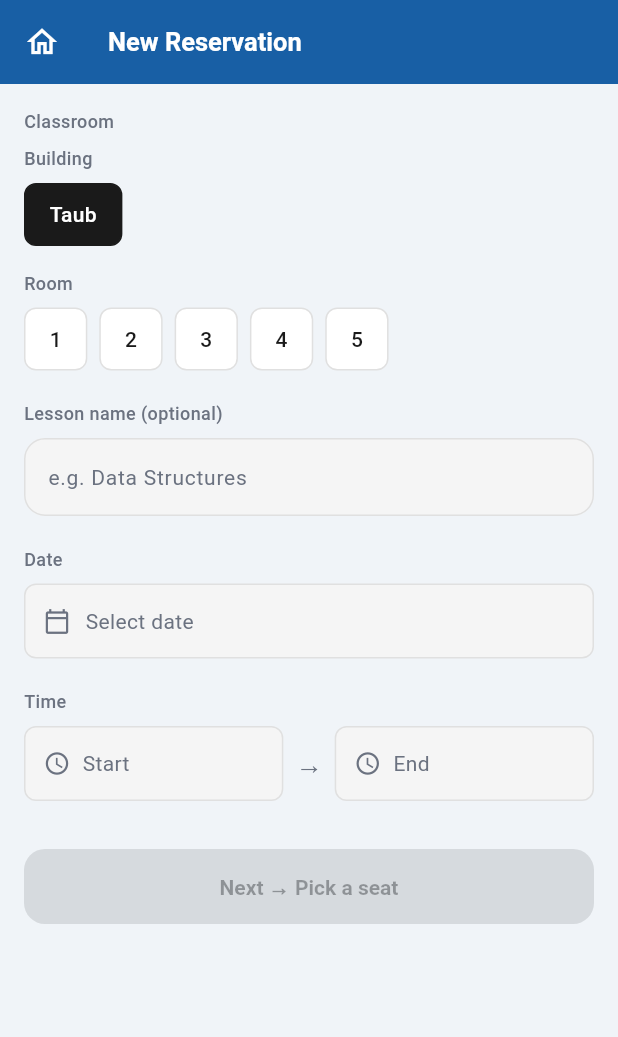
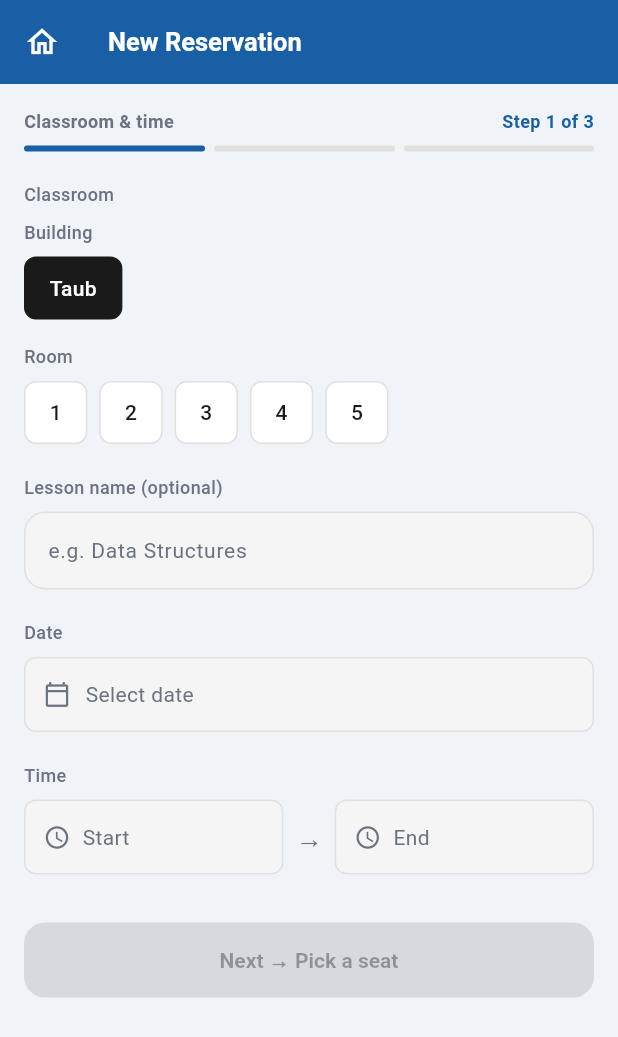
Before and after one commit to idoarad99-jpg/Stickeep-IOT, a Flutter app: the ClassroomScreen screen opened directly, on a phone screen of 412 x 824 dp. Shown: the top 1037 px of the screen. Run offline on Flutter 3.47's test engine with Material 3 defaults, Android fonts, the phone set to English and light mode, and no system bars; our stand-ins replace cloud_firestore, firebase_auth, firebase_core, firebase_database, image_picker, qr_flutter and 1 more; missing offline and left inert: mobile_scanner; accounts and stored records are empty; Roboto replaces fonts that are missing (DM Sans).

Commit message:
Add security rules, fix arrival-scan bugs, add booking step indicator
- Draft and deploy firestore.rules gating classrooms/reservations/students/
  graveyard by signed-in-user ownership or admin role (previously no rules
  existed, so any unauthenticated client could read all data).
- Draft database.rules.json for RTDB (not yet deployed — sandbox network
  can't reach *.firebaseio.com; needs to be run manually).
- Fix scanner_screen.dart: arrival confirmation was writing seat status to
  a dead legacy RTDB path (classrooms/{slug}/seats/seat_{n}) that nothing
  reads, instead of the real seats/{seatId} path the hardware and seat map
  actually use.
- Fix scanner_screen.dart: arrival confirmation was reading every student's
  entire reservation tree to find one qr_token match; scoped to the signed-
  in user's own node instead.
- Apply AppCard styling to scanner_screen/detail_screen for visual
  consistency with the rest of the app.
- Add BookingStepIndicator ("Step X of 3") across classroom -> seat map ->
  confirm, and fix a stray "back to step 4" label on the confirm screen.

```diff
--- a/stickeep_app/lib/screens/student/classroom_screen.dart
+++ b/stickeep_app/lib/screens/student/classroom_screen.dart
@@ -151,6 +151,12 @@ class _ClassroomScreenState extends State<ClassroomScreen> {
         child: Column(
           crossAxisAlignment: CrossAxisAlignment.start,
           children: [
+            const BookingStepIndicator(
+              step: 1,
+              totalSteps: 3,
+              label: 'Classroom & time',
+            ),
+            const SizedBox(height: 20),
             // ── Classroom ──────────────────────────────────────────────────
             Text('Classroom', style: AppTextStyles.label),
             const SizedBox(height: 8),
--- a/stickeep_app/lib/theme/app_theme.dart
+++ b/stickeep_app/lib/theme/app_theme.dart
@@ -317,6 +317,67 @@ class EmptyState extends StatelessWidget {
   }
 }
 
+/// Progress indicator for the multi-screen booking flow
+/// (classroom -> seat -> confirm). Shows "Step X of N" plus a dotted track.
+class BookingStepIndicator extends StatelessWidget {
+  final int step;
+  final int totalSteps;
+  final String label;
+
+  const BookingStepIndicator({
+    super.key,
+    required this.step,
+    required this.totalSteps,
+    required this.label,
+  });
+
+  @override
+  Widget build(BuildContext context) {
+    return Column(
+      crossAxisAlignment: CrossAxisAlignment.start,
+      children: [
+        Row(
+          mainAxisAlignment: MainAxisAlignment.spaceBetween,
+          children: [
+            Text(
+              label,
+              style: TextStyle(
+                fontSize: 12,
+                fontWeight: FontWeight.w600,
+                color: AppColors.textSecondary,
+              ),
+            ),
+            Text(
+              'Step $step of $totalSteps',
+              style: TextStyle(
+                fontSize: 12,
+                fontWeight: FontWeight.w600,
+                color: AppColors.blue,
+              ),
+            ),
+          ],
+        ),
+        const SizedBox(height: 8),
+        Row(
+          children: List.generate(totalSteps, (i) {
+            final done = i < step;
+            return Expanded(
+              child: Container(
+                height: 4,
+                margin: EdgeInsets.only(right: i == totalSteps - 1 ? 0 : 6),
+                decoration: BoxDecoration(
+                  color: done ? AppColors.blue : AppColors.border,
+                  borderRadius: BorderRadius.circular(2),
+                ),
+              ),
+            );
+          }),
+        ),
+      ],
+    );
+  }
+}
+
 // Widget עזר לתגיות סטטוס (free / reserved / occupied)
 // Carries an icon alongside color+text so status is never conveyed by
 // color alone (important for colorblind users).
```
Also changed, not shown: stickeep_app/database.rules.json (added, +25 -0 lines), stickeep_app/lib/screens/student/confirm_screen.dart (+7 -2 lines), stickeep_app/lib/screens/student/detail_screen.dart (+1 -8 lines), stickeep_app/lib/screens/student/scanner_screen.dart (+24 -20 lines), stickeep_app/lib/screens/student/seat_map_screen.dart (+8 -0 lines), stickeep_app/firebase.json, 1 other file.
